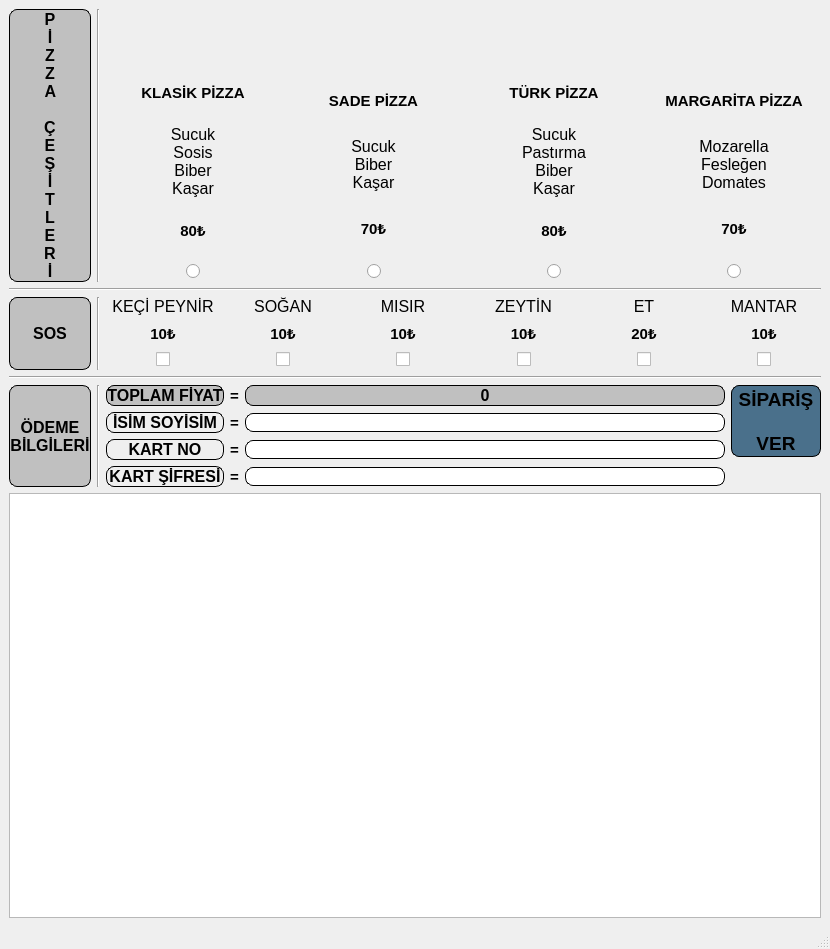
Above: pizza.ui from mucahitozkaya/PizzaDeliveryGui before the change. Below: the same form after it.
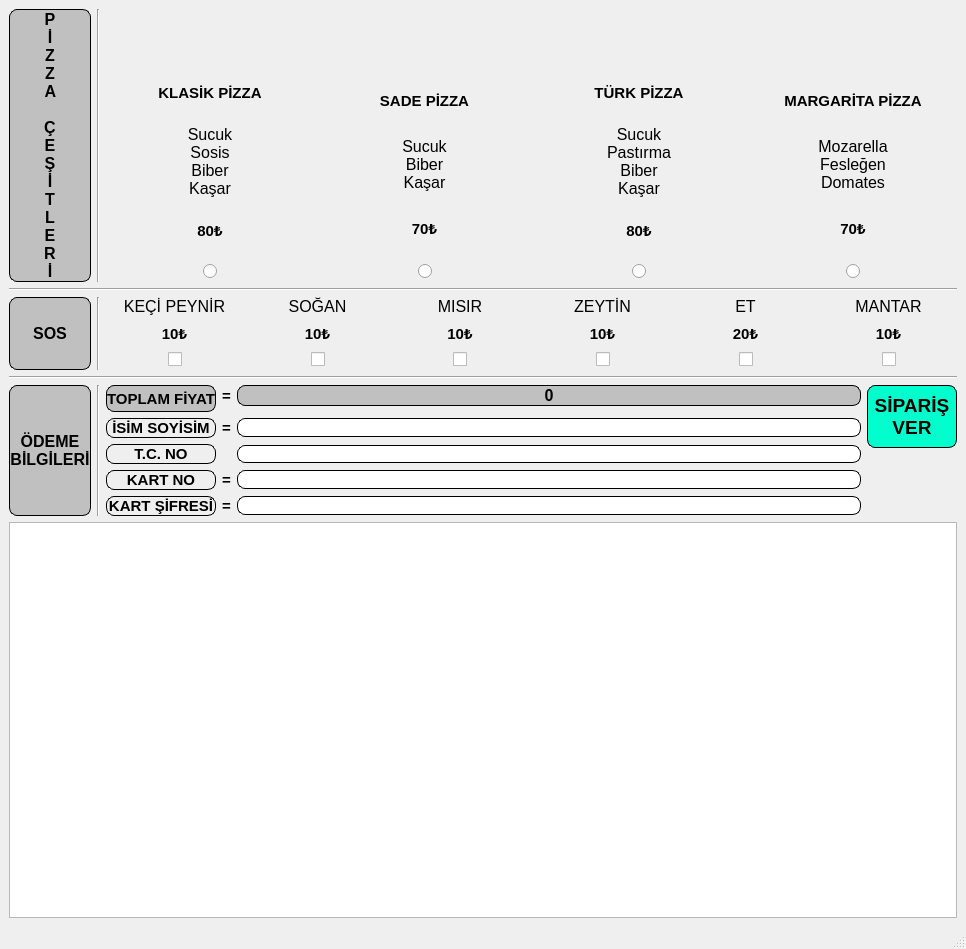
That is the form after the change. Icons and pictures are not drawn.

What changed in the file:
```diff
--- a/pizza.ui
+++ b/pizza.ui
@@ -6,7 +6,7 @@
    <rect>
     <x>0</x>
     <y>0</y>
-    <width>830</width>
+    <width>966</width>
     <height>949</height>
    </rect>
   </property>
@@ -1042,14 +1042,13 @@
       </property>
       <property name="styleSheet">
        <string notr="true">QToolButton{
-	background-color: #4a708b;
+	background-color: #00FFCC;
 	border-radius: 8px;
 	border: 1px solid #000000;
 }</string>
       </property>
       <property name="text">
        <string>SİPARİŞ
-
 VER</string>
       </property>
      </widget>
@@ -1122,72 +1121,13 @@
      </widget>
     </item>
     <item row="4" column="2" rowspan="2">
-     <layout class="QGridLayout" name="gridLayout">
-      <item row="0" column="0">
-       <widget class="QLabel" name="pizza_type_3">
-        <property name="font">
-         <font>
-          <pointsize>12</pointsize>
-          <weight>75</weight>
-          <bold>true</bold>
-         </font>
-        </property>
-        <property name="styleSheet">
-         <string notr="true">QLabel{
-	background-color: #C0C0C0;
-	border-radius: 8px;
-	border: 1px solid #000000;
-}</string>
-        </property>
-        <property name="text">
-         <string>TOPLAM FİYAT</string>
-        </property>
-        <property name="alignment">
-         <set>Qt::AlignCenter</set>
-        </property>
-       </widget>
-      </item>
-      <item row="2" column="0">
-       <widget class="QLabel" name="pizza_type_9">
-        <property name="font">
-         <font>
-          <pointsize>12</pointsize>
-          <weight>75</weight>
-          <bold>true</bold>
-         </font>
-        </property>
-        <property name="styleSheet">
-         <string notr="true">QLabel{
-	
-	border-radius: 8px;
-	border: 1px solid #000000;
-}</string>
-        </property>
-        <property name="text">
-         <string>KART NO</string>
-        </property>
-        <property name="alignment">
-         <set>Qt::AlignCenter</set>
-        </property>
-       </widget>
-      </item>
-      <item row="2" column="1">
-       <widget class="QLabel" name="label_27">
-        <property name="font">
-         <font>
-          <pointsize>11</pointsize>
-          <weight>75</weight>
-          <bold>true</bold>
-         </font>
-        </property>
-        <property name="text">
-         <string>=</string>
-        </property>
-        <property name="alignment">
-         <set>Qt::AlignCenter</set>
-        </property>
-       </widget>
-      </item>
+     <layout class="QGridLayout" name="gridLayout" rowstretch="0,0,0,0,0,0,0" columnstretch="0,0,0">
+      <property name="sizeConstraint">
+       <enum>QLayout::SetDefaultConstraint</enum>
+      </property>
+      <property name="horizontalSpacing">
+       <number>6</number>
+      </property>
       <item row="0" column="1">
        <widget class="QLabel" name="label_25">
         <property name="font">
@@ -1229,26 +1169,28 @@
         </property>
        </widget>
       </item>
-      <item row="1" column="2">
-       <widget class="QLineEdit" name="ad_soyad">
+      <item row="5" column="1">
+       <widget class="QLabel" name="label_27">
         <property name="font">
          <font>
-          <pointsize>10</pointsize>
+          <pointsize>11</pointsize>
+          <weight>75</weight>
+          <bold>true</bold>
          </font>
         </property>
-        <property name="styleSheet">
-         <string notr="true">QLineEdit{
-	border-radius: 8px;
-	border: 1px solid #000000;
-}</string>
+        <property name="text">
+         <string>=</string>
+        </property>
+        <property name="alignment">
+         <set>Qt::AlignCenter</set>
         </property>
        </widget>
       </item>
-      <item row="1" column="0">
+      <item row="2" column="0">
        <widget class="QLabel" name="pizza_type_6">
         <property name="font">
          <font>
-          <pointsize>12</pointsize>
+          <pointsize>11</pointsize>
           <weight>75</weight>
           <bold>true</bold>
          </font>
@@ -1268,7 +1210,7 @@
         </property>
        </widget>
       </item>
-      <item row="1" column="1">
+      <item row="2" column="1">
        <widget class="QLabel" name="label_26">
         <property name="font">
          <font>
@@ -1285,11 +1227,46 @@
         </property>
        </widget>
       </item>
-      <item row="3" column="0">
+      <item row="6" column="2">
+       <widget class="QLineEdit" name="kart_parola">
+        <property name="font">
+         <font>
+          <pointsize>10</pointsize>
+         </font>
+        </property>
+        <property name="styleSheet">
+         <string notr="true">QLineEdit{
+	border-radius: 8px;
+	border: 1px solid #000000;
+}</string>
+        </property>
+        <property name="echoMode">
+         <enum>QLineEdit::Password</enum>
+        </property>
+       </widget>
+      </item>
+      <item row="6" column="1">
+       <widget class="QLabel" name="label_28">
+        <property name="font">
+         <font>
+          <pointsize>11</pointsize>
+          <weight>75</weight>
+          <bold>true</bold>
+         </font>
+        </property>
+        <property name="text">
+         <string>=</string>
+        </property>
+        <property name="alignment">
+         <set>Qt::AlignCenter</set>
+        </property>
+       </widget>
+      </item>
+      <item row="6" column="0">
        <widget class="QLabel" name="pizza_type_10">
         <property name="font">
          <font>
-          <pointsize>12</pointsize>
+          <pointsize>11</pointsize>
           <weight>75</weight>
           <bold>true</bold>
          </font>
@@ -1309,24 +1286,22 @@
         </property>
        </widget>
       </item>
-      <item row="3" column="1">
-       <widget class="QLabel" name="label_28">
-        <property name="font">
-         <font>
-          <pointsize>11</pointsize>
-          <weight>75</weight>
-          <bold>true</bold>
-         </font>
-        </property>
-        <property name="text">
-         <string>=</string>
-        </property>
-        <property name="alignment">
-         <set>Qt::AlignCenter</set>
-        </property>
-       </widget>
-      </item>
       <item row="2" column="2">
+       <widget class="QLineEdit" name="ad_soyad">
+        <property name="font">
+         <font>
+          <pointsize>10</pointsize>
+         </font>
+        </property>
+        <property name="styleSheet">
+         <string notr="true">QLineEdit{
+	border-radius: 8px;
+	border: 1px solid #000000;
+}</string>
+        </property>
+       </widget>
+      </item>
+      <item row="5" column="2">
        <widget class="QLineEdit" name="kart_no">
         <property name="font">
          <font>
@@ -1342,20 +1317,87 @@
        </widget>
       </item>
       <item row="3" column="2">
-       <widget class="QLineEdit" name="kart_parola">
-        <property name="font">
-         <font>
-          <pointsize>10</pointsize>
-         </font>
-        </property>
+       <widget class="QLineEdit" name="tcno">
         <property name="styleSheet">
          <string notr="true">QLineEdit{
 	border-radius: 8px;
 	border: 1px solid #000000;
 }</string>
         </property>
-        <property name="echoMode">
-         <enum>QLineEdit::Password</enum>
+       </widget>
+      </item>
+      <item row="5" column="0">
+       <widget class="QLabel" name="pizza_type_9">
+        <property name="font">
+         <font>
+          <pointsize>11</pointsize>
+          <weight>75</weight>
+          <bold>true</bold>
+         </font>
+        </property>
+        <property name="styleSheet">
+         <string notr="true">QLabel{
+	
+	border-radius: 8px;
+	border: 1px solid #000000;
+}</string>
+        </property>
+        <property name="text">
+         <string>KART NO</string>
+        </property>
+        <property name="alignment">
+         <set>Qt::AlignCenter</set>
+        </property>
+       </widget>
+      </item>
+      <item row="3" column="0">
+       <widget class="QLabel" name="label_30">
+        <property name="enabled">
+         <bool>true</bool>
+        </property>
+        <property name="font">
+         <font>
+          <pointsize>11</pointsize>
+          <weight>75</weight>
+          <bold>true</bold>
+         </font>
+        </property>
+        <property name="styleSheet">
+         <string notr="true">QLabel{
+	
+	border-radius: 8px;
+	border: 1px solid #000000;
+}</string>
+        </property>
+        <property name="text">
+         <string>T.C. NO</string>
+        </property>
+        <property name="alignment">
+         <set>Qt::AlignCenter</set>
+        </property>
+       </widget>
+      </item>
+      <item row="0" column="0" rowspan="2">
+       <widget class="QLabel" name="pizza_type_3">
+        <property name="font">
+         <font>
+          <pointsize>11</pointsize>
+          <weight>75</weight>
+          <bold>true</bold>
+         </font>
+        </property>
+        <property name="styleSheet">
+         <string notr="true">QLabel{
+	background-color: #C0C0C0;
+	border-radius: 8px;
+	border: 1px solid #000000;
+}</string>
+        </property>
+        <property name="text">
+         <string>TOPLAM FİYAT</string>
+        </property>
+        <property name="alignment">
+         <set>Qt::AlignCenter</set>
         </property>
        </widget>
       </item>
```
Left out of the diff: 206 changed lines with no effect on the pictures.
